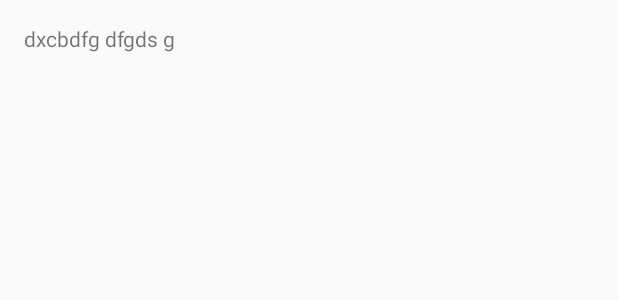
After one commit to Medidhi/Speech-to-code, an Android app: the layout activity_info.xml on its own in the app's theme, with its tools: preview values and no code run, on a phone screen of 412 x 824 dp. The commit adds this screen. Shown: the top 300 px of the screen. Run offline under Robolectric (Android 15) with nearby library versions, the phone set to English and light mode, and no system bars.

Commit message:
updated information

```diff
--- a/app/src/main/AndroidManifest.xml
+++ b/app/src/main/AndroidManifest.xml
@@ -24,7 +24,8 @@
         <activity android:name=".Share" />
         <activity android:name=".Help" />
         <activity android:name=".Abt" />
-        <activity android:name=".not"/>
+        <activity android:name=".not" />
+        <activity android:name=".Info"></activity>
     </application>
 
 </manifest>
--- /dev/null
+++ b/app/src/main/java/com/example/venkat/and/Info.java
@@ -0,0 +1,14 @@
+package com.example.venkat.and;
+
+import android.support.v7.app.AppCompatActivity;
+import android.os.Bundle;
+
+public class Info extends AppCompatActivity {
+
+    @Override
+    protected void onCreate(Bundle savedInstanceState) {
+        super.onCreate(savedInstanceState);
+        setContentView(R.layout.activity_info);
+    }
+
+}
--- a/app/src/main/java/com/example/venkat/and/MainActivity.java
+++ b/app/src/main/java/com/example/venkat/and/MainActivity.java
@@ -113,6 +113,12 @@
 
         }
 
+        if(item.getItemId()==R.id.legal)
+        {
+            Intent i=new Intent(this,Info.class);
+            startActivity(i);
+        }
+
 
         if(item.getItemId()==R.id.share)
         {
--- /dev/null
+++ b/app/src/main/res/layout/activity_info.xml
@@ -0,0 +1,29 @@
+<?xml version="1.0" encoding="utf-8"?>
+<RelativeLayout xmlns:android="http://schemas.android.com/apk/res/android"
+    xmlns:tools="http://schemas.android.com/tools"
+    android:id="@+id/activity_info"
+    android:layout_width="match_parent"
+    android:layout_height="match_parent"
+    android:paddingBottom="@dimen/activity_vertical_margin"
+    android:paddingLeft="@dimen/activity_horizontal_margin"
+    android:paddingRight="@dimen/activity_horizontal_margin"
+    android:paddingTop="@dimen/activity_vertical_margin"
+    tools:context="com.example.venkat.and.Info">
+
+    <ScrollView
+        android:layout_width="match_parent"
+        android:layout_height="match_parent">
+
+        <LinearLayout
+            android:layout_width="match_parent"
+            android:layout_height="wrap_content"
+            android:orientation="vertical" >
+
+        <TextView
+            android:text="dxcbdfg dfgds g"
+            android:layout_width="match_parent"
+            android:layout_height="wrap_content"
+            android:id="@+id/textView9" />
+        </LinearLayout>
+    </ScrollView>
+</RelativeLayout>
--- a/app/src/main/res/menu/navigation.xml
+++ b/app/src/main/res/menu/navigation.xml
@@ -12,7 +12,7 @@
         android:title="FAQ"
         android:icon="@drawable/help"/>
     <item android:id="@+id/legal"
-        android:title="Legal Information"
+        android:title="Information"
         android:icon="@drawable/info"/>
     <item android:id="@+id/help"
         android:title="Help and Support"
```
